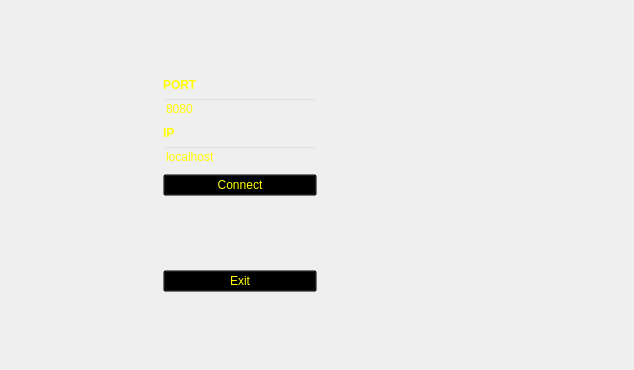
Old version of the form client_gui/connectionwindow.ui in the repository Igris-1/tp_final_taller_g13.
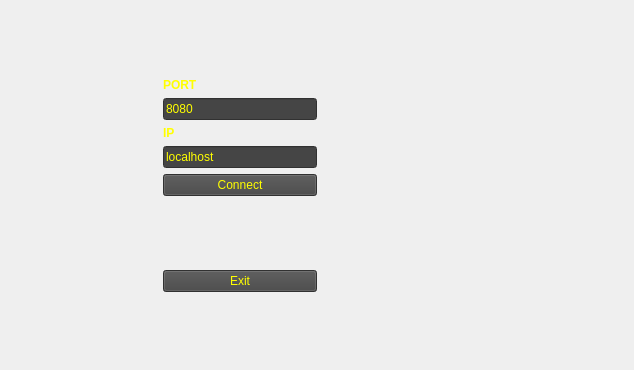
New version of the form. Icons and pictures are not drawn.

Patch:
```diff
--- a/client_gui/connectionwindow.ui
+++ b/client_gui/connectionwindow.ui
@@ -74,7 +74,7 @@
         <property name="styleSheet">
          <string notr="true">font: 75 11pt &quot;Noto Rashi Hebrew ExtBd&quot;;
 color: rgb(255, 255, 0);
-</string>
+background-color: rgb(69, 69, 69);</string>
         </property>
         <property name="text">
          <string>Connect</string>
@@ -97,6 +97,7 @@
         <property name="styleSheet">
          <string notr="true">font: 75 11pt &quot;Noto Rashi Hebrew ExtBd&quot;;
 color: rgb(255, 255, 0);
+background-color: rgb(69, 69, 69);
 </string>
         </property>
         <property name="text">
@@ -111,7 +112,8 @@
         </property>
         <property name="styleSheet">
          <string notr="true">font: 75 11pt &quot;Noto Rashi Hebrew ExtBd&quot;;
-color: rgb(255, 255, 0);</string>
+color: rgb(255, 255, 0);
+background-color: rgb(69, 69, 69);</string>
         </property>
         <property name="text">
          <string>localhost</string>
@@ -158,6 +160,7 @@
         <property name="styleSheet">
          <string notr="true">font: 75 11pt &quot;Noto Rashi Hebrew ExtBd&quot;;
 color: rgb(255, 255, 0);
+background-color: rgb(69, 69, 69);
 </string>
         </property>
         <property name="text">
```
